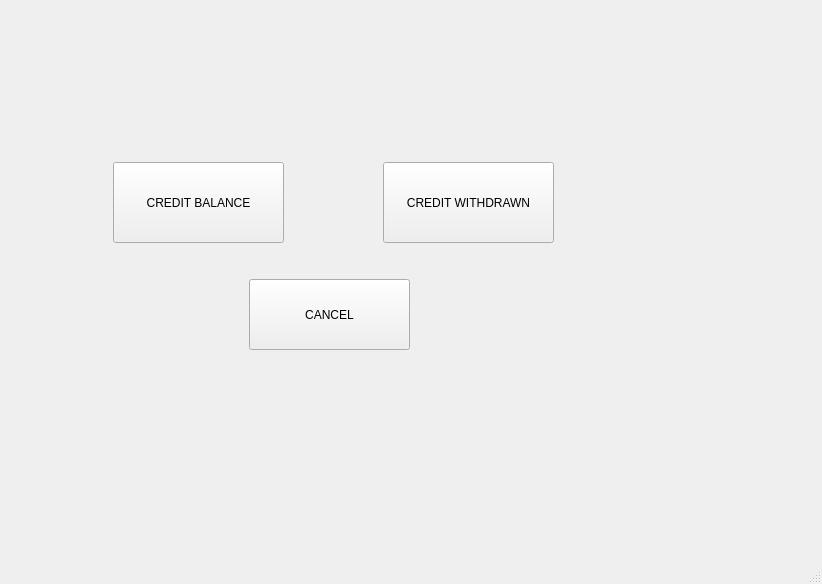
Old version of the form bank-automat/mainwindow.ui in the repository anatt1b/Automated-Teller-Machine.
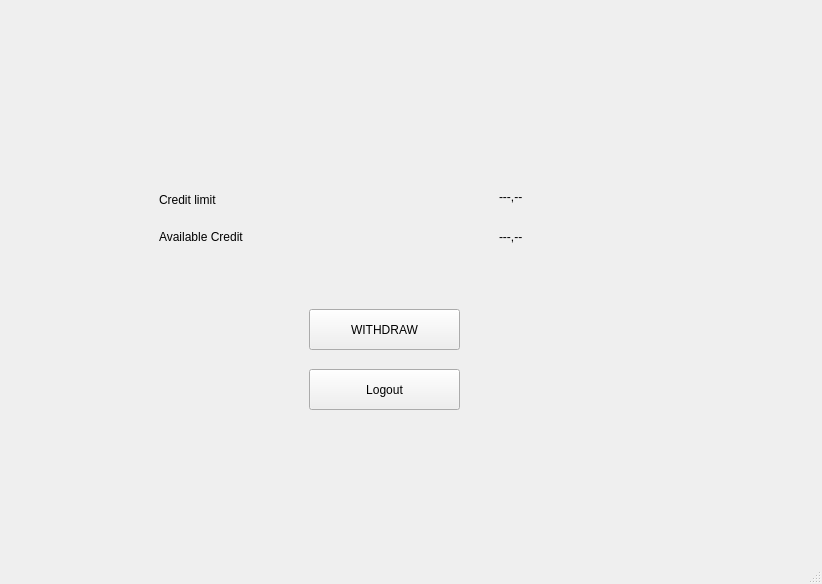
New version of the form. The open tabs and pages were chosen to show the change.

Commit message: added credit limit fetch and display to credit menu

Patch:
```diff
--- a/bank-automat/mainwindow.ui
+++ b/bank-automat/mainwindow.ui
@@ -109,55 +109,79 @@
        <widget class="QPushButton" name="btnCreditBalance">
         <property name="geometry">
          <rect>
-          <x>104</x>
-          <y>153</y>
-          <width>171</width>
-          <height>81</height>
+          <x>300</x>
+          <y>300</y>
+          <width>151</width>
+          <height>41</height>
          </rect>
         </property>
         <property name="text">
-         <string>CREDIT BALANCE</string>
-        </property>
-       </widget>
-       <widget class="QPushButton" name="btnCreditWithdrawn">
-        <property name="geometry">
-         <rect>
-          <x>374</x>
-          <y>153</y>
-          <width>171</width>
-          <height>81</height>
-         </rect>
-        </property>
-        <property name="text">
-         <string>CREDIT WITHDRAWN</string>
+         <string>WITHDRAW</string>
         </property>
        </widget>
        <widget class="QPushButton" name="btnBackToLogin">
         <property name="geometry">
          <rect>
-          <x>240</x>
-          <y>270</y>
-          <width>161</width>
-          <height>71</height>
+          <x>300</x>
+          <y>360</y>
+          <width>151</width>
+          <height>41</height>
          </rect>
         </property>
         <property name="text">
-         <string>CANCEL</string>
+         <string>Logout</string>
         </property>
        </widget>
-      </widget>
-      <widget class="QWidget" name="CreditBalance">
-       <widget class="QLabel" name="creditBalance">
+       <widget class="QLabel" name="CreditLimitValue">
         <property name="geometry">
          <rect>
-          <x>278</x>
-          <y>160</y>
-          <width>201</width>
-          <height>91</height>
+          <x>150</x>
+          <y>180</y>
+          <width>91</width>
+          <height>21</height>
          </rect>
         </property>
         <property name="text">
-         <string>Balance</string>
+         <string>Credit limit</string>
+        </property>
+       </widget>
+       <widget class="QLabel" name="AvailableCreditValue">
+        <property name="geometry">
+         <rect>
+          <x>150</x>
+          <y>220</y>
+          <width>91</width>
+          <height>16</height>
+         </rect>
+        </property>
+        <property name="text">
+         <string>Available Credit</string>
+        </property>
+       </widget>
+       <widget class="QLabel" name="lblCreditLimit">
+        <property name="geometry">
+         <rect>
+          <x>490</x>
+          <y>180</y>
+          <width>49</width>
+          <height>16</height>
+         </rect>
+        </property>
+        <property name="text">
+         <string>---,--</string>
+        </property>
+       </widget>
+       <widget class="QLabel" name="lblAvailableCredit">
+        <property name="geometry">
+         <rect>
+          <x>490</x>
+          <y>220</y>
+          <width>49</width>
+          <height>16</height>
+         </rect>
+        </property>
+        <property name="text">
+         <string>---,--</string>
         </property>
        </widget>
       </widget>
```
Left out of the diff: 8 changed lines with no effect on the pictures. The commit also changes 4 other files.
